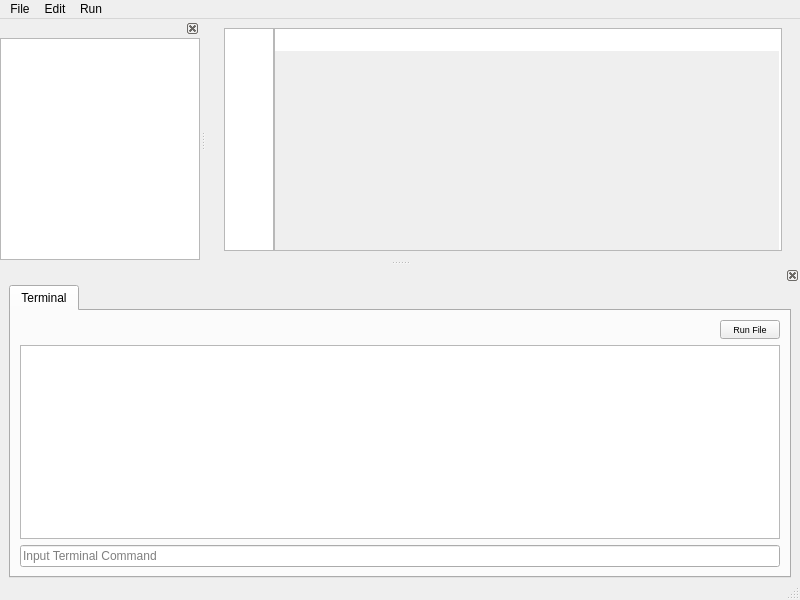
Qt form mainwindow.ui (MuradWafik/notepad) before a commit.
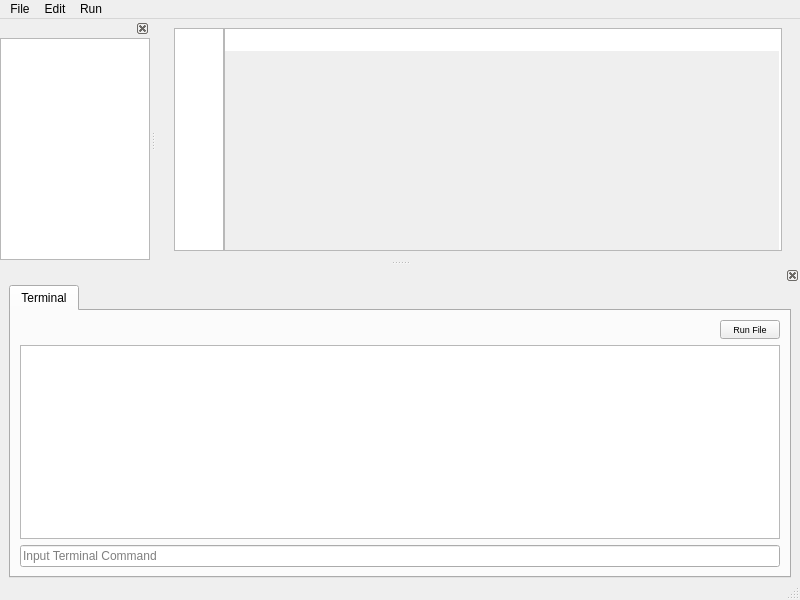
The same form after that commit.

What changed in the file:
```diff
--- a/mainwindow.ui
+++ b/mainwindow.ui
@@ -294,13 +294,13 @@
   <widget class="QDockWidget" name="dockWidget_4">
    <property name="minimumSize">
     <size>
-     <width>107</width>
+     <width>60</width>
      <height>130</height>
     </size>
    </property>
    <property name="maximumSize">
     <size>
-     <width>200</width>
+     <width>150</width>
      <height>524287</height>
     </size>
    </property>
```
Left out of the diff: 12 changed lines with no effect on the pictures.
